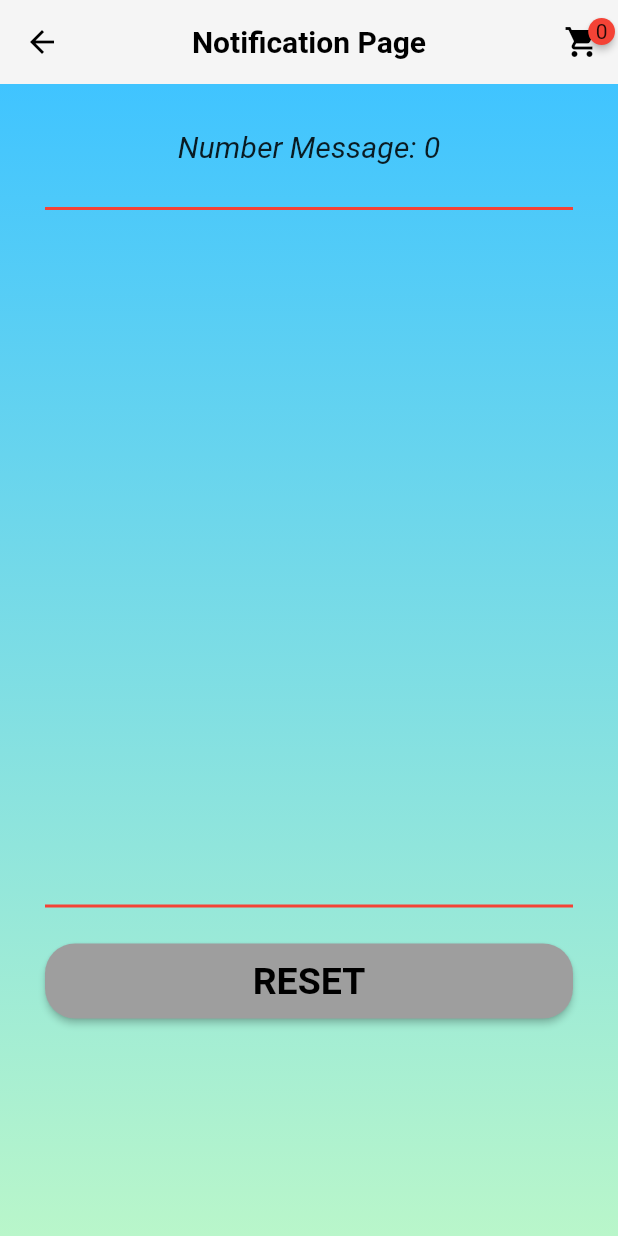
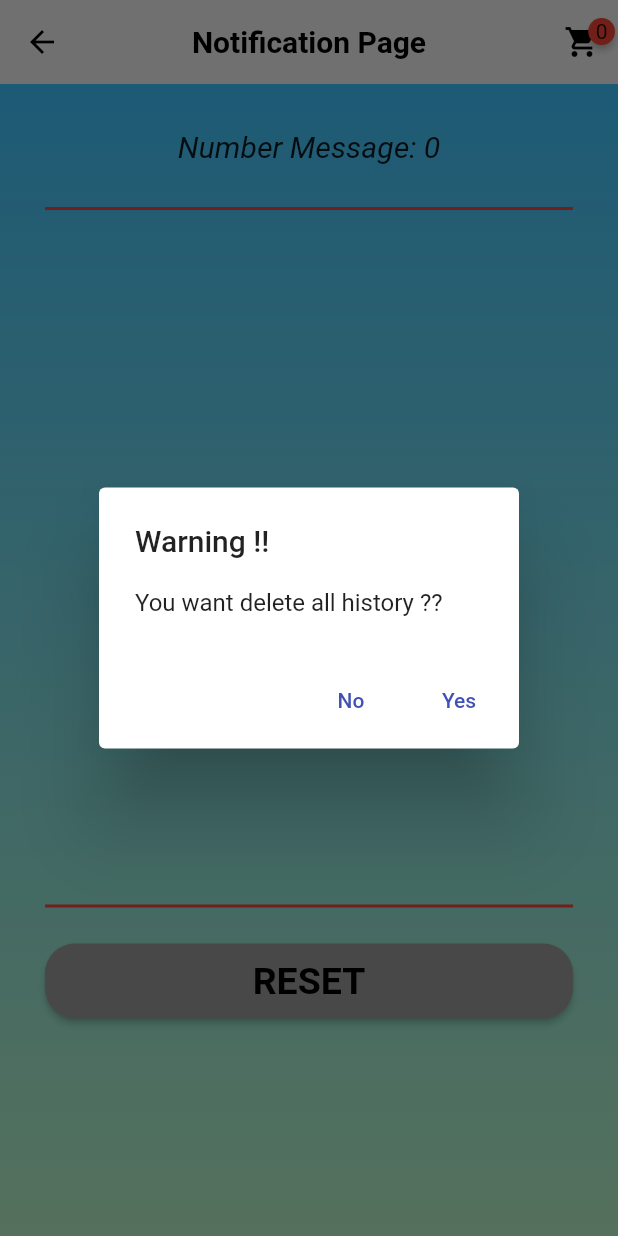
Before and after one commit to SonHoang1002/E-Commerce-1, a Flutter app: the NotificationMessage screen opened directly, after a tap on "RESET", on a phone screen of 412 x 824 dp. Run offline on Flutter 3.47's test engine with Material 2 defaults, Android fonts, the phone set to English and light mode, and no system bars; drawn by our look-alikes of badges; our stand-ins replace animated_text_kit, carousel_pro, cloud_firestore, file_picker, firebase_auth, firebase_core and 6 more; missing offline and left inert: count_number, custom_dialog, flutter_sms, simple_autocomplete_formfield, talkjs_flutter; accounts and stored records are empty; network calls fail.

```diff
--- a/lib/screen/notification.dart
+++ b/lib/screen/notification.dart
@@ -63,7 +63,7 @@ class _NotificationMessageState extends State<NotificationMessage> {
               //   builder: (ctx) =>
               //       HomePage(nameList: generalProvider.getNameProductList)))
               // : Navigator.of(context).pop();
-               Navigator.of(context).pop();
+              Navigator.of(context).pop();
             },
             icon: Icon(
               Icons.arrow_back,
@@ -82,7 +82,8 @@ class _NotificationMessageState extends State<NotificationMessage> {
                   icon: Badge(
                     animationType: BadgeAnimationType.scale,
                     shape: BadgeShape.circle,
-                    badgeContent: Text("${generalProvider.getCartModelListLength}"),
+                    badgeContent:
+                        Text("${generalProvider.getCartModelListLength}"),
                     showBadge: true,
                     child: Icon(
                       Icons.shopping_cart,
@@ -167,7 +168,8 @@ class _NotificationMessageState extends State<NotificationMessage> {
               width: double.infinity,
               child: ElevatedButton(
                 onPressed: () {
-                  generalProvider.removeNotiList();
+                  // generalProvider.removeNotiList();
+                  _showAlertDialog(context);
                 },
                 style: ElevatedButton.styleFrom(
                   primary: Colors.grey,
@@ -190,6 +192,39 @@ class _NotificationMessageState extends State<NotificationMessage> {
       ),
     );
   }
+
+  _showAlertDialog(BuildContext context) {
+    return showDialog<void>(
+      context: context,
+      barrierDismissible: false, // user must tap button!
+      builder: (BuildContext context) {
+        return AlertDialog(
+          title: Text('Warning !!'),
+          content: SingleChildScrollView(
+            child: ListBody(
+              children: <Widget>[
+                Text('You want delete all history ??'),
+              ],
+            ),
+          ),
+          actions: <Widget>[
+            TextButton(
+              child: Text('No'),
+              onPressed: () {
+                Navigator.of(context).pop();
+              },
+            ),
+            TextButton(
+              child: Text('Yes'),
+              onPressed: () {
+                generalProvider.removeNotiList();
+              },
+            ),
+          ],
+        );
+      },
+    );
+  }
 }
 // Column(
 //         children: [
--- a/pubspec.yaml
+++ b/pubspec.yaml
@@ -57,6 +57,7 @@ dependencies:
   count_number: ^0.3.71+1
   flutter_countdown_timer: ^4.1.0
   syncfusion_flutter_charts: ^20.3.56
+  intl: ^0.17.0
 
 
 dev_dependencies:
```
Also changed, not shown: lib/addition/setting.dart (deleted, +0 -18 lines), lib/addition/unit_money.dart (+18 -0 lines), lib/screen/cartscreen.dart (+5 -12 lines), lib/screen/checkout.dart (+3 -10 lines), lib/screen/detailscreen.dart (+2 -9 lines), lib/screen/homepage.dart (+37 -3 lines), lib/widget/cartsingleproduct.dart (+2 -9 lines), lib/widget/singleproduct.dart (+3 -9 lines), pubspec.lock.
